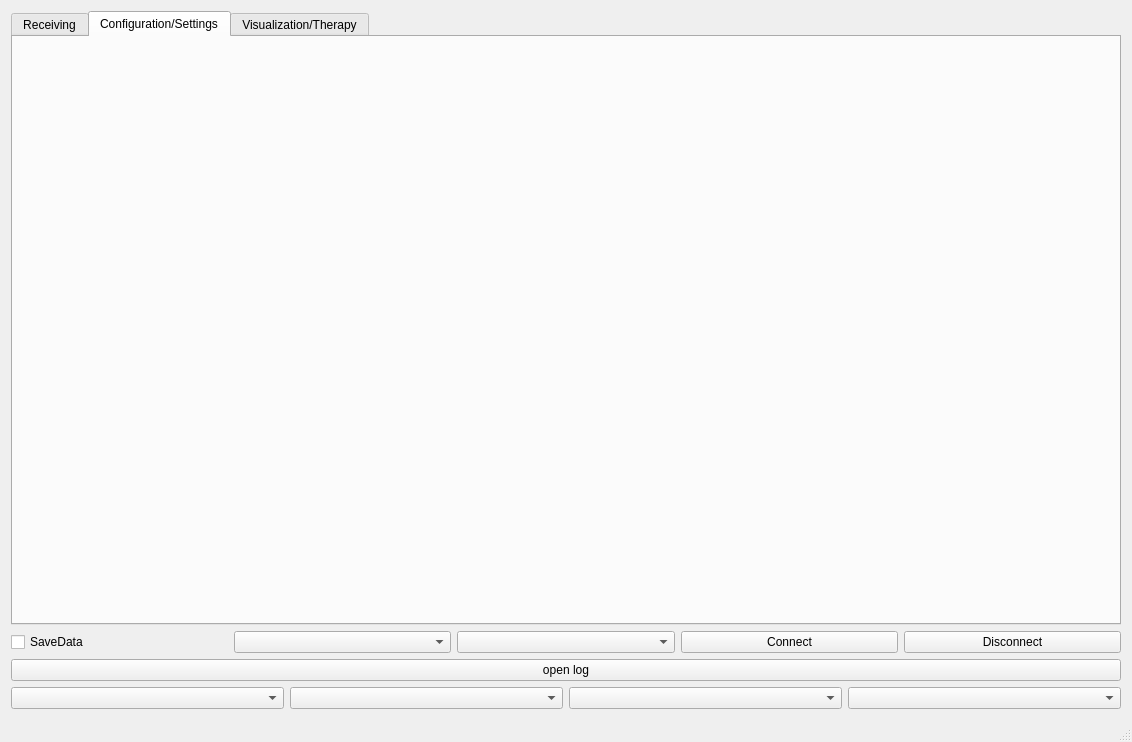
rezy91/TestBoard785, file mainwindow.ui: the form before one commit.
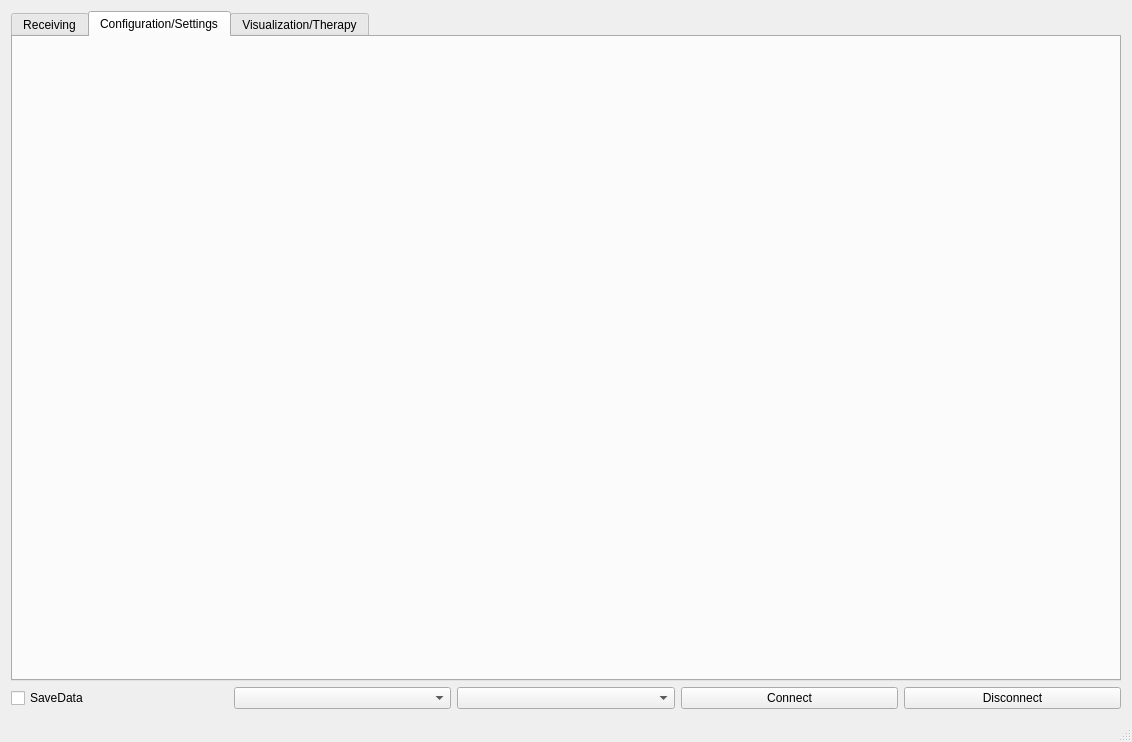
The form after the commit.

Commit message: removed objects from signals and open log into graph class

Patch:
```diff
--- a/mainwindow.ui
+++ b/mainwindow.ui
@@ -15,20 +15,6 @@
   </property>
   <widget class="QWidget" name="centralWidget">
    <layout class="QGridLayout" name="gridLayout">
-    <item row="4" column="0">
-     <layout class="QHBoxLayout" name="horizontalLayout_2">
-      <property name="bottomMargin">
-       <number>0</number>
-      </property>
-      <item>
-       <widget class="QPushButton" name="openlogButton">
-        <property name="text">
-         <string>open log</string>
-        </property>
-       </widget>
-      </item>
-     </layout>
-    </item>
     <item row="3" column="0">
      <layout class="QHBoxLayout" name="horizontalLayout">
       <property name="topMargin">
@@ -66,25 +52,6 @@
       </item>
      </layout>
     </item>
-    <item row="5" column="0">
-     <layout class="QHBoxLayout" name="horizontalLayout_3">
-      <property name="bottomMargin">
-       <number>0</number>
-      </property>
-      <item>
-       <widget class="QComboBox" name="comboBox_2"/>
-      </item>
-      <item>
-       <widget class="QComboBox" name="comboBox_3"/>
-      </item>
-      <item>
-       <widget class="QComboBox" name="comboBox_4"/>
-      </item>
-      <item>
-       <widget class="QComboBox" name="comboBox_5"/>
-      </item>
-     </layout>
-    </item>
     <item row="0" column="0">
      <widget class="QTabWidget" name="tabWidget">
       <property name="currentIndex">
```
The commit also changes 4 other files.
